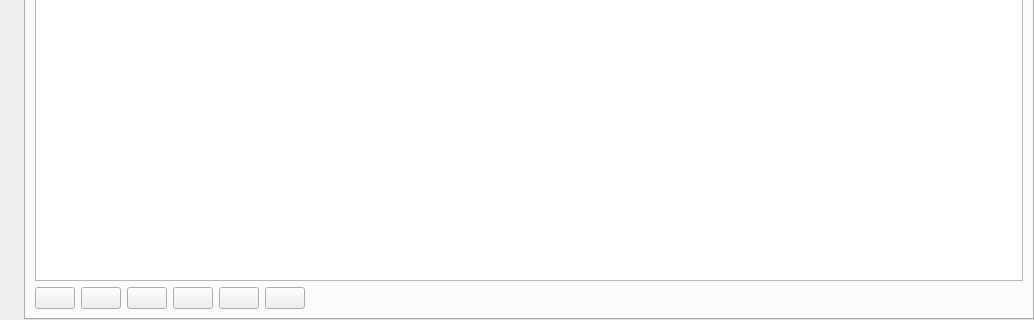
The window that asammdf/gui/ui/file_widget.ui (danielhrisca/asammdf) describes before a commit, drawn with Qt 5; both pictures show x 0 to 1034 and y 545 to 865 of the 1034 by 865 pixel window.
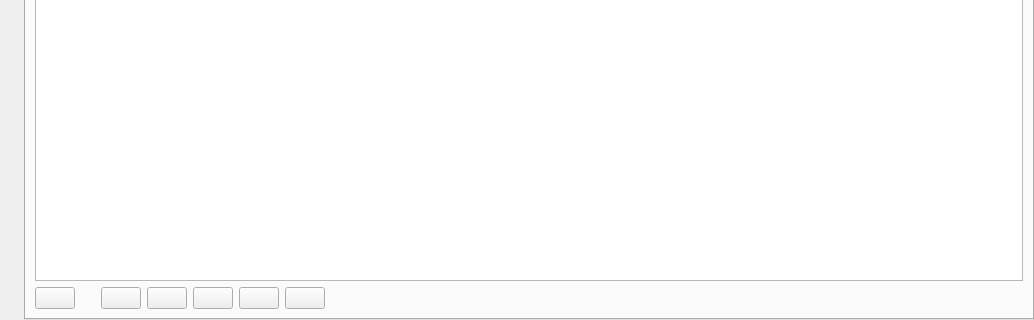
The same window after the commit. The open tabs and pages were chosen to show the change. Icons and pictures are not drawn. Custom widgets are drawn as their Qt base class.

Commit message: include requiremets in the wheel

Diff of the .ui file:
```diff
--- a/asammdf/gui/ui/file_widget.ui
+++ b/asammdf/gui/ui/file_widget.ui
@@ -106,6 +106,22 @@
                </property>
               </widget>
              </item>
+             <item>
+              <spacer name="horizontalSpacer_6">
+               <property name="orientation">
+                <enum>Qt::Horizontal</enum>
+               </property>
+               <property name="sizeType">
+                <enum>QSizePolicy::Fixed</enum>
+               </property>
+               <property name="sizeHint" stdset="0">
+                <size>
+                 <width>20</width>
+                 <height>20</height>
+                </size>
+               </property>
+              </spacer>
+             </item>
              <item>
               <widget class="QPushButton" name="save_channel_list_btn">
                <property name="toolTip">
```
Left out of the diff: 2 changed lines with no effect on the pictures. The commit also changes 1 other file.
